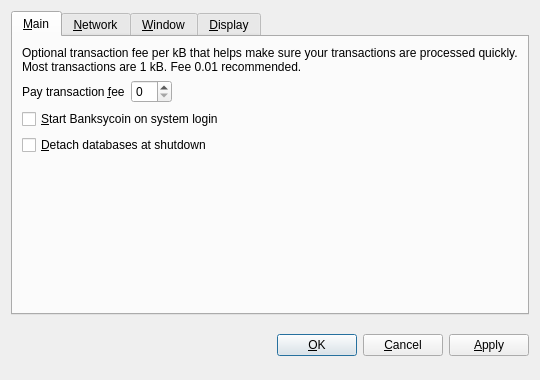
Old version of the form src/qt/forms/optionsdialog.ui in the repository dryall/artsycoin.
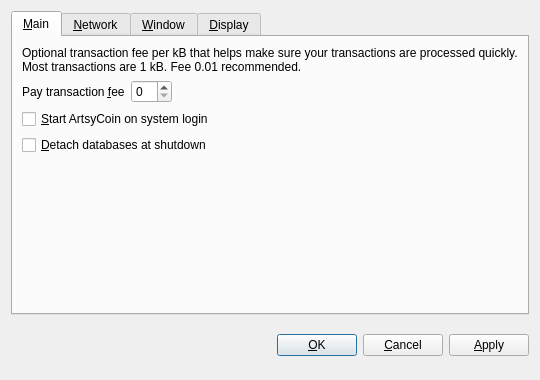
New version of the form. Custom widgets are drawn as their Qt base class.

Commit message: Changing Strings to ArtsyCoin

```diff
--- a/src/qt/forms/optionsdialog.ui
+++ b/src/qt/forms/optionsdialog.ui
@@ -82,7 +82,7 @@
           <string>Automatically start Banksycoin after logging in to the system.</string>
          </property>
          <property name="text">
-          <string>&amp;Start Banksycoin on system login</string>
+          <string>&amp;Start ArtsyCoin on system login</string>
          </property>
         </widget>
        </item>
```
Left out of the diff: 10 changed lines with no effect on the pictures. The commit also changes 6 other files.
